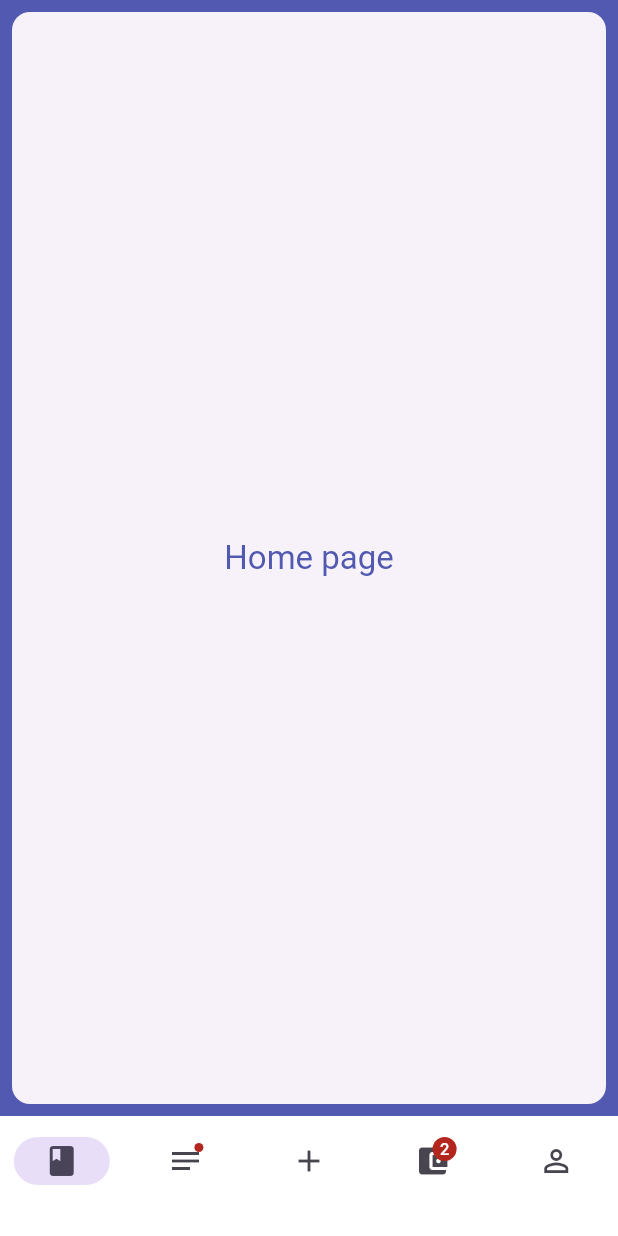
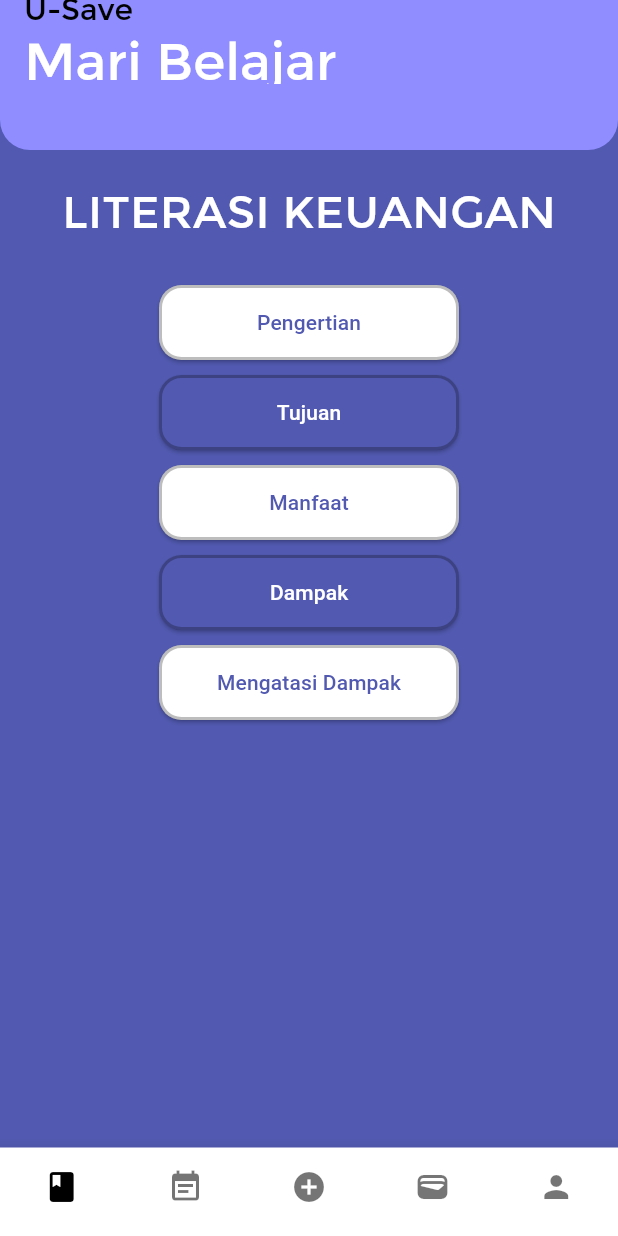
Before and after one commit to abyanarif/U-Save, a Flutter app: the screen it shows after launch, on a phone screen of 412 x 824 dp. Run offline on Flutter 3.47's test engine with Material 3 defaults, Android fonts, the phone set to English and light mode, and no system bars.

Commit message:
Main page

```diff
--- a/lib/main.dart
+++ b/lib/main.dart
@@ -1,164 +1,292 @@
+import 'dart:convert';
+import 'dart:io';
+
 import 'package:flutter/material.dart';
 
-/// Flutter code sample for [NavigationBar].
+const double buttonRadius = 15.0;
+const double tebalBorder = 2;
+const double buttonWidth = 200;
 
-void main() => runApp(const NavigationBarApp());
+void main(List<String> args) {
+  runApp(MyApp());
+}
 
-class NavigationBarApp extends StatelessWidget {
-  const NavigationBarApp({super.key});
+class MyApp extends StatefulWidget {
+  const MyApp({super.key});
+
+  @override
+  State<MyApp> createState() => _MyWidgetState();
+}
+
+class _MyWidgetState extends State<MyApp> {
+  int _selectedIndex = 0;
+  final PageController _pageController = PageController();
+
+  void _onItemTapped(int index) {
+    setState(() {
+      _selectedIndex = index;
+    });
+    _pageController.jumpToPage(index);
+  }
 
   @override
   Widget build(BuildContext context) {
     return MaterialApp(
-        theme: ThemeData(useMaterial3: true), home: const NavigationExample());
-  }
-}
-
-class NavigationExample extends StatefulWidget {
-  const NavigationExample({super.key});
-
-  @override
-  State<NavigationExample> createState() => _NavigationExampleState();
-}
-
-class _NavigationExampleState extends State<NavigationExample> {
-  int currentPageIndex = 0;
-
-  @override
-  Widget build(BuildContext context) {
-    final ThemeData theme = Theme.of(context);
-    return Scaffold(
-      backgroundColor: Color(
-          0xFF5159B0), // Warna latar belakang dengan kode warna hexadecimal
-      bottomNavigationBar: NavigationBar(
-        backgroundColor: Color.fromARGB(255, 255, 255,
-            255), // Warna latar belakang NavigationBar dengan kode warna hexadecimal
-        onDestinationSelected: (int index) {
-          setState(() {
-            currentPageIndex = index;
-          });
-        },
-        selectedIndex: currentPageIndex,
-        destinations: const <Widget>[
-          NavigationDestination(
-            selectedIcon: Icon(Icons.book),
-            icon: Icon(Icons.book_outlined),
-            label: '',
+      debugShowCheckedModeBanner: false,
+      home: Scaffold(
+        backgroundColor: Color(0xFF5159B0),
+        appBar: PreferredSize(
+          preferredSize: Size.fromHeight(100.0),
+          child: ClipRRect(
+              borderRadius: BorderRadius.vertical(bottom: Radius.circular(20)),
+              child: AppBar(
+                  backgroundColor: Color(0xFF8F8DFF),
+                  title: SizedBox(
+                      child: Padding(
+                    padding: const EdgeInsets.only(top: 50.0, bottom: 50.0),
+                    child: Column(
+                      crossAxisAlignment: CrossAxisAlignment.start,
+                      children: [
+                        Text(
+                          'U-Save',
+                          style: TextStyle(
+                              color: Colors.black,
+                              fontSize: 20,
+                              fontFamily: 'Montserrat'),
                         ),
-          NavigationDestination(
-            icon: Badge(child: Icon(Icons.notes)),
-            label: '',
-          ),
-          NavigationDestination(
-              selectedIcon: Icon(Icons.add),
-              icon: Icon(Icons.add_outlined),
-              label: ' '),
-          NavigationDestination(
-            icon: Badge(
-                label: Text('2'), child: Icon(Icons.account_balance_wallet)),
-            label: '',
-          ),
-          NavigationDestination(
-            selectedIcon: Icon(Icons.person),
-            icon: Icon(Icons.person_outline),
-            label: ' ',
-          )
-        ],
-      ),
-      body: <Widget>[
-        // Home page
-        Card(
-          shadowColor: Colors.transparent,
-          margin: const EdgeInsets.all(8.0),
-          child: SizedBox.expand(
-            child: Center(
-              child: Text(
-                'Home page',
-                style: theme.textTheme.titleLarge!
-                    .copyWith(color: Color(0xFF5159B0)),
-              ),
-            ),
-          ),
-        ),
-
-        /// Notifications page
-        const Padding(
-          padding: EdgeInsets.all(8.0),
-          child: Column(
-            children: <Widget>[
-              Card(
-                child: ListTile(
-                  leading: Icon(Icons.notifications_sharp),
-                  title: Text('Notification 1'),
-                  subtitle: Text('This is a notification'),
-                ),
-              ),
-              Card(
-                child: ListTile(
-                  leading: Icon(Icons.notifications_sharp),
-                  title: Text('Notification 2'),
-                  subtitle: Text('This is a notification'),
-                ),
+                        Text(
+                          'Mari Belajar',
+                          style: TextStyle(
+                              color: Colors.white,
+                              fontSize: 35,
+                              fontFamily: 'Montserrat'),
                         ),
                       ],
                     ),
+                  )))),
         ),
-
-        /// Messages page
-        ListView.builder(
-          reverse: true,
-          itemCount: 2,
-          itemBuilder: (BuildContext context, int index) {
-            if (index == 0) {
-              return Align(
-                alignment: Alignment.centerRight,
-                child: Container(
-                  margin: const EdgeInsets.all(8.0),
-                  padding: const EdgeInsets.all(8.0),
-                  decoration: BoxDecoration(
-                    color: theme.colorScheme.primary,
-                    borderRadius: BorderRadius.circular(8.0),
+        body: PageView(
+          controller: _pageController,
+          onPageChanged: (index) {
+            setState(() {
+              _selectedIndex = index;
+            });
+          },
+          children: [
+            Literasi(),
+            Budgeting(),
+            InputTransaksi(),
+            MutasiTransaksi(),
+            InformasiAkun()
+          ],
         ),
-                  child: Text(
-                    'Hello',
-                    style: theme.textTheme.bodyLarge!.copyWith(
-                      color: theme.colorScheme.onPrimary,
-                    ),
+        bottomNavigationBar: BottomNavigationBar(
+          type: BottomNavigationBarType.fixed,
+          items: const [
+            BottomNavigationBarItem(icon: Icon(Icons.book), label: ''),
+            BottomNavigationBarItem(icon: Icon(Icons.event_note), label: ''),
+            BottomNavigationBarItem(icon: Icon(Icons.add_circle), label: ''),
+            BottomNavigationBarItem(
+                icon: Icon(Icons.wallet_rounded), label: ''),
+            BottomNavigationBarItem(icon: Icon(Icons.person), label: '')
+          ],
+          currentIndex: _selectedIndex,
+          selectedItemColor: Colors.black,
+          unselectedItemColor: Colors.black54,
+          backgroundColor: Colors.white,
+          showSelectedLabels: false,
+          showUnselectedLabels: false,
+          onTap: _onItemTapped,
         ),
       ),
     );
   }
-            return Align(
-              alignment: Alignment.centerLeft,
-              child: Container(
-                margin: const EdgeInsets.all(8.0),
-                padding: const EdgeInsets.all(8.0),
-                decoration: BoxDecoration(
-                  color: theme.colorScheme.primary,
-                  borderRadius: BorderRadius.circular(8.0),
-                ),
+}
+
+class Literasi extends StatelessWidget {
+  const Literasi({super.key});
+
+  @override
+  Widget build(BuildContext context) {
+    return Stack(
+      children: [
+        Positioned(
+            top: 20,
+            left: 0,
+            right: 0,
+            child: Align(
+              alignment: Alignment.center,
               child: Text(
-                  'Hi!',
-                  style: theme.textTheme.bodyLarge!.copyWith(
-                    color: theme.colorScheme.onPrimary,
+                'LITERASI KEUANGAN',
+                style: TextStyle(
+                  color: Colors.white,
+                  fontFamily: 'Montserrat',
+                  fontSize: 30,
                 ),
               ),
+            )),
+        Positioned(
+            top: 90,
+            left: 0,
+            right: 0,
+            child: Align(
+                alignment: Alignment.center,
+                child: SizedBox(
+                  width: buttonWidth,
+                  child: ElevatedButton(
+                      onPressed: () {},
+                      child: Text('Pengertian'),
+                      style: ElevatedButton.styleFrom(
+                          padding: EdgeInsets.symmetric(
+                              horizontal: 30, vertical: 10),
+                          minimumSize: Size(100, 50),
+                          backgroundColor: Colors.white,
+                          foregroundColor: Color(0xFF5159B0),
+                          shape: RoundedRectangleBorder(
+                              borderRadius: BorderRadius.circular(buttonRadius),
+                              side: BorderSide(
+                                  color: Colors.black26, width: tebalBorder)))),
+                ))),
+        Positioned(
+            top: 150,
+            left: 0,
+            right: 0,
+            child: Align(
+              alignment: Alignment.center,
+              child: SizedBox(
+                width: buttonWidth,
+                child: ElevatedButton(
+                    onPressed: () {},
+                    child: Text('Tujuan'),
+                    style: ElevatedButton.styleFrom(
+                        padding:
+                            EdgeInsets.symmetric(horizontal: 30, vertical: 10),
+                        minimumSize: Size(100, 50),
+                        backgroundColor: Color(0xFF5159B0),
+                        foregroundColor: Colors.white,
+                        shape: RoundedRectangleBorder(
+                            borderRadius: BorderRadius.circular(buttonRadius),
+                            side: BorderSide(
+                                color: Colors.black26, width: tebalBorder)))),
               ),
-            );
-          },
+            )),
+        Positioned(
+            top: 210,
+            left: 0,
+            right: 0,
+            child: Align(
+              alignment: Alignment.center,
+              child: SizedBox(
+                width: buttonWidth,
+                child: ElevatedButton(
+                    onPressed: () {},
+                    child: Text('Manfaat'),
+                    style: ElevatedButton.styleFrom(
+                        padding:
+                            EdgeInsets.symmetric(horizontal: 30, vertical: 10),
+                        minimumSize: Size(100, 50),
+                        backgroundColor: Colors.white,
+                        foregroundColor: Color(0xFF5159B0),
+                        shape: RoundedRectangleBorder(
+                            borderRadius: BorderRadius.circular(buttonRadius),
+                            side: BorderSide(
+                                color: Colors.black26, width: tebalBorder)))),
               ),
-
-        /// Settings page (halaman tambahan)
-        Card(
-          shadowColor: Colors.transparent,
-          margin: const EdgeInsets.all(8.0),
-          child: SizedBox.expand(
-            child: Center(
-                child:
-                    Text('Settings page', style: theme.textTheme.titleLarge)),
+            )),
+        Positioned(
+            top: 270,
+            left: 0,
+            right: 0,
+            child: Align(
+              alignment: Alignment.center,
+              child: SizedBox(
+                width: buttonWidth,
+                child: ElevatedButton(
+                    onPressed: () {},
+                    child: Text('Dampak'),
+                    style: ElevatedButton.styleFrom(
+                        padding:
+                            EdgeInsets.symmetric(horizontal: 30, vertical: 10),
+                        minimumSize: Size(100, 50),
+                        backgroundColor: Color(0xFF5159B0),
+                        foregroundColor: Colors.white,
+                        shape: RoundedRectangleBorder(
+                            borderRadius: BorderRadius.circular(buttonRadius),
+                            side: BorderSide(
+                                color: Colors.black26, width: tebalBorder)))),
               ),
+            )),
+        Positioned(
+            top: 330,
+            left: 0,
+            right: 0,
+            child: Align(
+              alignment: Alignment.center,
+              child: SizedBox(
+                width: buttonWidth,
+                child: ElevatedButton(
+                    onPressed: () {},
+                    child: Text('Mengatasi Dampak'),
+                    style: ElevatedButton.styleFrom(
+                        padding:
+                            EdgeInsets.symmetric(horizontal: 30, vertical: 10),
+                        minimumSize: Size(100, 50),
+                        backgroundColor: Colors.white,
+                        foregroundColor: Color(0xFF5159B0),
+                        shape: RoundedRectangleBorder(
+                            borderRadius: BorderRadius.circular(buttonRadius),
+                            side: BorderSide(
+                                color: Colors.black26, width: tebalBorder)))),
               ),
-      ][currentPageIndex],
+            )),
+      ],
     );
   }
 }
+
+class Budgeting extends StatelessWidget {
+  const Budgeting({super.key});
+
+  @override
+  Widget build(BuildContext context) {
+    return Stack(children: [
+      Positioned(
+          child: Align(
+        alignment: Alignment.center,
+        child: SizedBox(
+          width: buttonWidth,
+          child: ElevatedButton(onPressed: () {}, child: Text('Buat Baru')),
+        ),
+      ))
+    ]);
+  }
+}
+
+class InputTransaksi extends StatelessWidget {
+  const InputTransaksi({super.key});
+
+  @override
+  Widget build(BuildContext context) {
+    return Stack(
+        children: [Center(child: Text('Ini adalah halaman Input Transaksi!'))]);
+  }
+}
+
+class MutasiTransaksi extends StatelessWidget {
+  const MutasiTransaksi({super.key});
+
+  @override
+  Widget build(BuildContext context) {
+    return Stack(children: [Center(child: Text('Ini adalah halaman Mutasi!'))]);
+  }
+}
+
+class InformasiAkun extends StatelessWidget {
+  const InformasiAkun({super.key});
+
+  @override
+  Widget build(BuildContext context) {
+    return Stack(
+        children: [Center(child: Text('Ini adalah halaman Informasi Akun!'))]);
+  }
+}
```
Also changed, not shown: pubspec.yaml (+14 -67 lines), assets/fonts/FazieRetroDemoVersion-Regular.otf (added), assets/fonts/Montserrat-Bold.ttf (added), assets/fonts/Montserrat-Regular.ttf (added), assets/fonts/sewer.ttf (added), 4 other files. Lines whose indentation alone changed are shown as unchanged.
